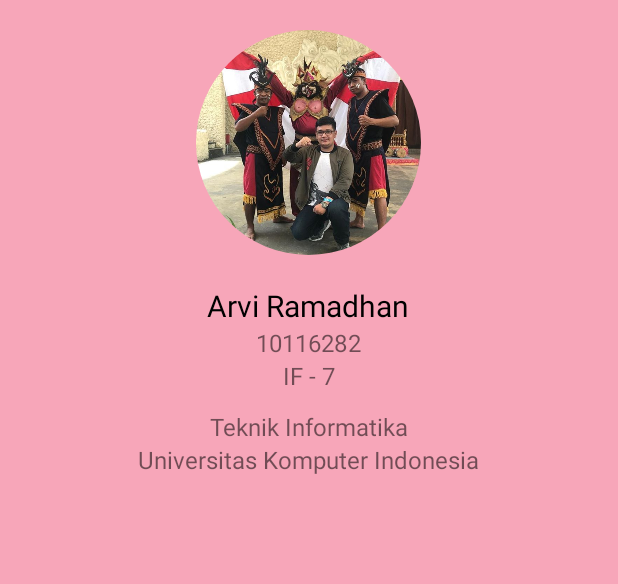
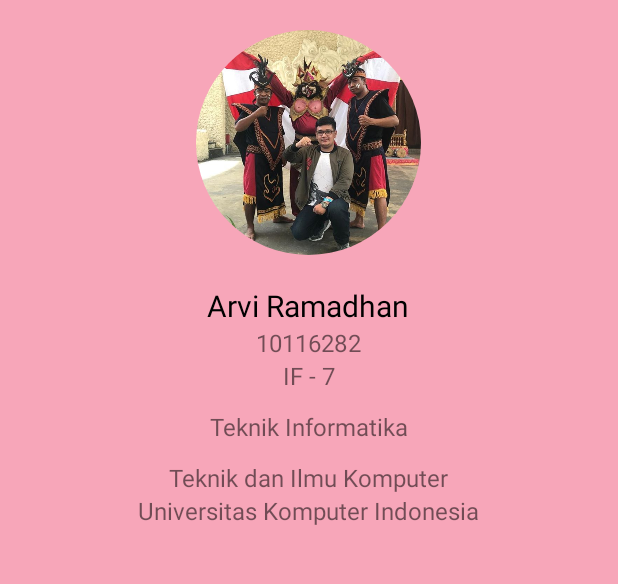
Before and after one commit to pandapol/TUGAS-UAS-10116282, an Android app: the fragment AboutFragment shown on its own in the app's theme, on a phone screen of 412 x 824 dp, the part 222-806 px from its top. Run offline under Robolectric (Android 15) with nearby library versions, the phone set to English and light mode, and no system bars; our stand-ins replace CircleImageView; 1 statement that could not run was skipped.

Commit message:
5th Commit

```diff
--- a/app/src/main/res/drawable/item_button.xml
+++ b/app/src/main/res/drawable/item_button.xml
@@ -3,7 +3,7 @@
     <item>
         <shape android:shape="rectangle">
             <corners android:radius="20dp" />
-            <solid android:color="@color/colorPrimaryDark" />
+            <solid android:color="@android:color/black" />
             <padding android:bottom="10dp" android:left="20dp" android:right="20dp" android:top="10dp" />
         </shape>
     </item>
--- a/app/src/main/res/layout/fragment_about.xml
+++ b/app/src/main/res/layout/fragment_about.xml
@@ -103,6 +103,12 @@
             android:layout_width="wrap_content"
             android:layout_height="wrap_content"
             android:textSize="16sp"
+            android:layout_marginTop="12dp"
+            android:text="Teknik dan Ilmu Komputer"/>
+        <TextView
+            android:layout_width="wrap_content"
+            android:layout_height="wrap_content"
+            android:textSize="16sp"
             android:textAlignment="center"
             android:text="@string/university"/>
 
--- a/app/src/main/res/layout/fragment_home.xml
+++ b/app/src/main/res/layout/fragment_home.xml
@@ -54,6 +54,6 @@
         android:background="@drawable/item_button"
         android:text="@string/sign_out"
         android:textAllCaps="false"
-        android:textColor="@android:color/black" />
+        android:textColor="#f7a6b9" />
 
 </LinearLayout>
```
